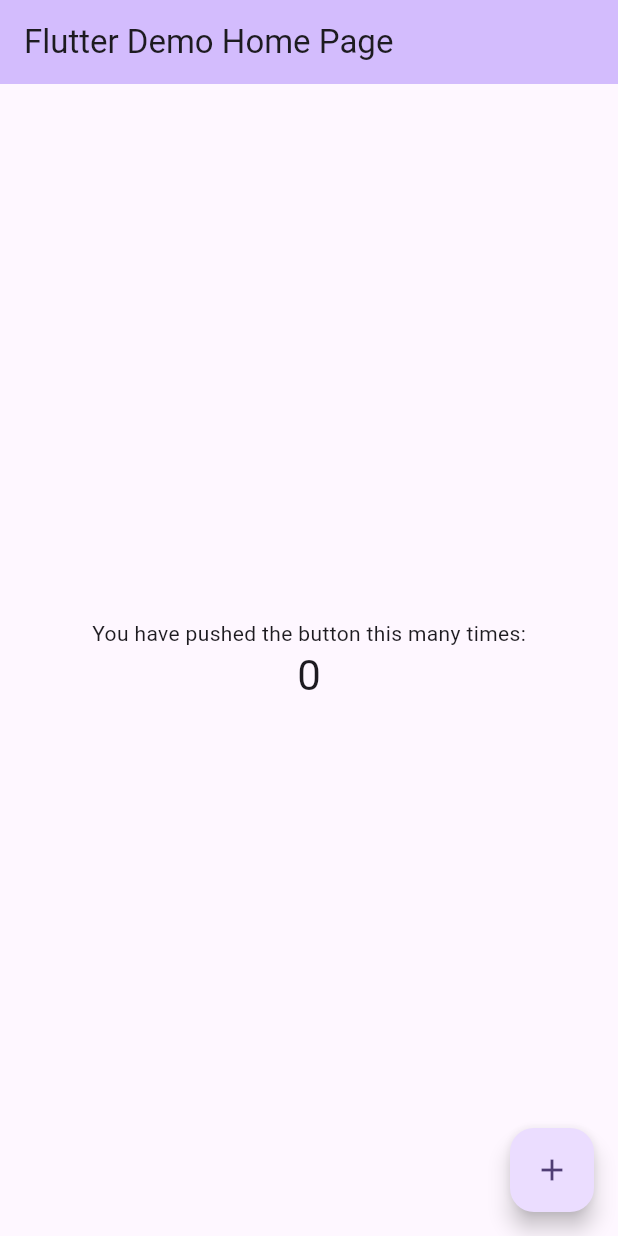
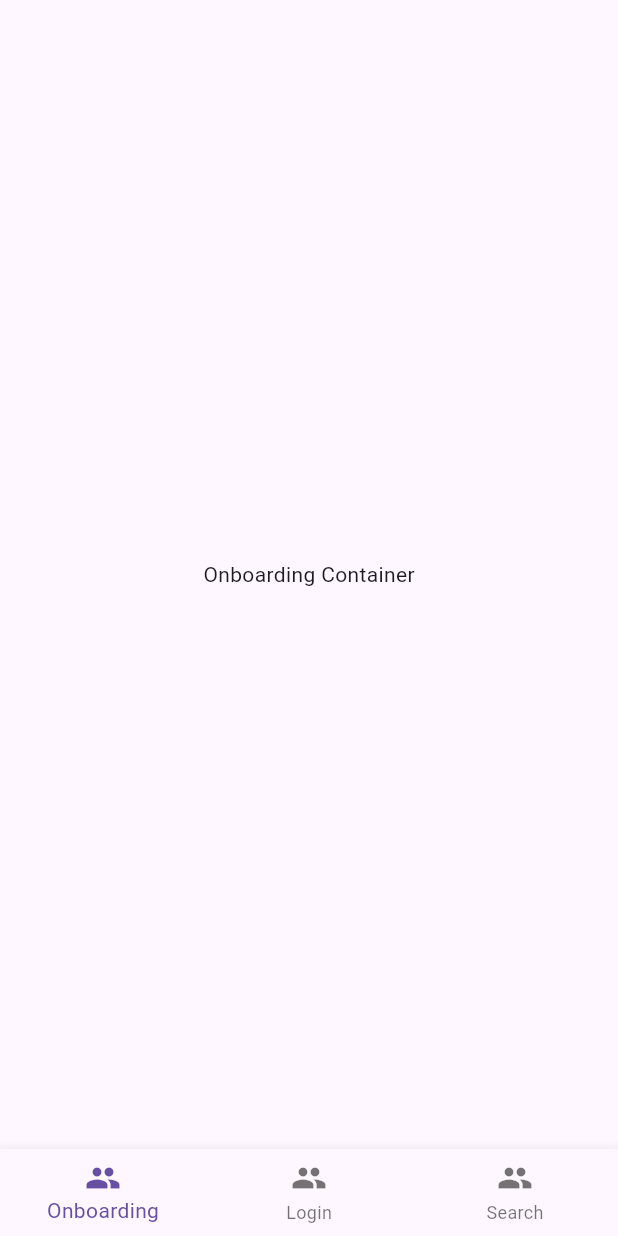
Before and after one commit to ulrichsi-hrbl/flutter_tabbed_bottom_nav, a Flutter app: the screen it shows after launch, on a phone screen of 412 x 824 dp. Run offline on Flutter 3.47's test engine with Material 3 defaults, Android fonts, the phone set to English and light mode, and no system bars; our stand-ins replace flutter_riverpod.

Commit message:
initial commit: tabbed bottom nav + screens placeholder

```diff
--- /dev/null
+++ b/lib/core/screens/login_container.dart
@@ -0,0 +1,12 @@
+import 'package:flutter/material.dart';
+
+class LoginContainer extends StatelessWidget {
+  const LoginContainer({super.key});
+
+  @override
+  Widget build(BuildContext context) {
+    return const Center(
+      child: Text('Login Container'),
+    );
+  }
+}
--- /dev/null
+++ b/lib/core/screens/onboarding_container.dart
@@ -0,0 +1,12 @@
+import 'package:flutter/material.dart';
+
+class OnboardingContainer extends StatelessWidget {
+  const OnboardingContainer({super.key});
+
+  @override
+  Widget build(BuildContext context) {
+    return const Center(
+      child: Text('Onboarding Container'),
+    );
+  }
+}
--- /dev/null
+++ b/lib/core/screens/search_container.dart
@@ -0,0 +1,12 @@
+import 'package:flutter/material.dart';
+
+class SearchContainer extends StatelessWidget {
+  const SearchContainer({super.key});
+
+  @override
+  Widget build(BuildContext context) {
+    return const Center(
+      child: Text('Search Container'),
+    );
+  }
+}
--- a/lib/main.dart
+++ b/lib/main.dart
@@ -1,125 +1,72 @@
 import 'package:flutter/material.dart';
+import 'package:flutter_riverpod/flutter_riverpod.dart';
+import 'package:flutter_tabbed_bottom_nav/core/screens/login_container.dart';
+import 'package:flutter_tabbed_bottom_nav/core/screens/onboarding_container.dart';
+import 'package:flutter_tabbed_bottom_nav/core/screens/search_container.dart';
 
 void main() {
-  runApp(const MyApp());
+  runApp(const ProviderScope(child: MyApp()));
 }
 
 class MyApp extends StatelessWidget {
   const MyApp({super.key});
 
-  // This widget is the root of your application.
   @override
   Widget build(BuildContext context) {
-    return MaterialApp(
-      title: 'Flutter Demo',
-      theme: ThemeData(
-        // This is the theme of your application.
-        //
-        // TRY THIS: Try running your application with "flutter run". You'll see
-        // the application has a blue toolbar. Then, without quitting the app,
-        // try changing the seedColor in the colorScheme below to Colors.green
-        // and then invoke "hot reload" (save your changes or press the "hot
-        // reload" button in a Flutter-supported IDE, or press "r" if you used
-        // the command line to start the app).
-        //
-        // Notice that the counter didn't reset back to zero; the application
-        // state is not lost during the reload. To reset the state, use hot
-        // restart instead.
-        //
-        // This works for code too, not just values: Most code changes can be
-        // tested with just a hot reload.
-        colorScheme: ColorScheme.fromSeed(seedColor: Colors.deepPurple),
-        useMaterial3: true,
-      ),
-      home: const MyHomePage(title: 'Flutter Demo Home Page'),
+    return const MaterialApp(
+      home: AppContainer(),
     );
   }
 }
 
-class MyHomePage extends StatefulWidget {
-  const MyHomePage({super.key, required this.title});
-
-  // This widget is the home page of your application. It is stateful, meaning
-  // that it has a State object (defined below) that contains fields that affect
-  // how it looks.
-
-  // This class is the configuration for the state. It holds the values (in this
-  // case the title) provided by the parent (in this case the App widget) and
-  // used by the build method of the State. Fields in a Widget subclass are
-  // always marked "final".
-
-  final String title;
+class AppContainer extends StatefulWidget {
+  const AppContainer({super.key});
 
   @override
-  State<MyHomePage> createState() => _MyHomePageState();
+  State createState() => _AppContainerState();
 }
 
-class _MyHomePageState extends State<MyHomePage> {
-  int _counter = 0;
+class _AppContainerState extends State<AppContainer> {
+  static const List<Widget> _pages = <Widget>[
+    OnboardingContainer(),
+    LoginContainer(),
+    SearchContainer(),
+  ];
 
-  void _incrementCounter() {
+  int _selectedIndex = 0;
+
+  void _onItemTapped(int index) {
     setState(() {
-      // This call to setState tells the Flutter framework that something has
-      // changed in this State, which causes it to rerun the build method below
-      // so that the display can reflect the updated values. If we changed
-      // _counter without calling setState(), then the build method would not be
-      // called again, and so nothing would appear to happen.
-      _counter++;
+      _selectedIndex = index;
     });
   }
 
   @override
   Widget build(BuildContext context) {
-    // This method is rerun every time setState is called, for instance as done
-    // by the _incrementCounter method above.
-    //
-    // The Flutter framework has been optimized to make rerunning build methods
-    // fast, so that you can just rebuild anything that needs updating rather
-    // than having to individually change instances of widgets.
-    return Scaffold(
-      appBar: AppBar(
-        // TRY THIS: Try changing the color here to a specific color (to
-        // Colors.amber, perhaps?) and trigger a hot reload to see the AppBar
-        // change color while the other colors stay the same.
-        backgroundColor: Theme.of(context).colorScheme.inversePrimary,
-        // Here we take the value from the MyHomePage object that was created by
-        // the App.build method, and use it to set our appbar title.
-        title: Text(widget.title),
-      ),
-      body: Center(
-        // Center is a layout widget. It takes a single child and positions it
-        // in the middle of the parent.
-        child: Column(
-          // Column is also a layout widget. It takes a list of children and
-          // arranges them vertically. By default, it sizes itself to fit its
-          // children horizontally, and tries to be as tall as its parent.
-          //
-          // Column has various properties to control how it sizes itself and
-          // how it positions its children. Here we use mainAxisAlignment to
-          // center the children vertically; the main axis here is the vertical
-          // axis because Columns are vertical (the cross axis would be
-          // horizontal).
-          //
-          // TRY THIS: Invoke "debug painting" (choose the "Toggle Debug Paint"
-          // action in the IDE, or press "p" in the console), to see the
-          // wireframe for each widget.
-          mainAxisAlignment: MainAxisAlignment.center,
-          children: <Widget>[
-            const Text(
-              'You have pushed the button this many times:',
+    return SafeArea(
+      child: Scaffold(
+        body: Center(
+          child: _pages.elementAt(_selectedIndex), //New
+        ),
+        bottomNavigationBar: BottomNavigationBar(
+          currentIndex: _selectedIndex,
+          onTap: _onItemTapped,
+          items: const <BottomNavigationBarItem>[
+            BottomNavigationBarItem(
+              icon: Icon(Icons.people),
+              label: 'Onboarding',
             ),
-            Text(
-              '$_counter',
-              style: Theme.of(context).textTheme.headlineMedium,
+            BottomNavigationBarItem(
+              icon: Icon(Icons.people),
+              label: 'Login',
+            ),
+            BottomNavigationBarItem(
+              icon: Icon(Icons.people),
+              label: 'Search',
             ),
           ],
         ),
       ),
-      floatingActionButton: FloatingActionButton(
-        onPressed: _incrementCounter,
-        tooltip: 'Increment',
-        child: const Icon(Icons.add),
-      ), // This trailing comma makes auto-formatting nicer for build methods.
     );
   }
 }
```
Also changed, not shown: pubspec.yaml (+2 -13 lines), pubspec.lock, 1 other file.
